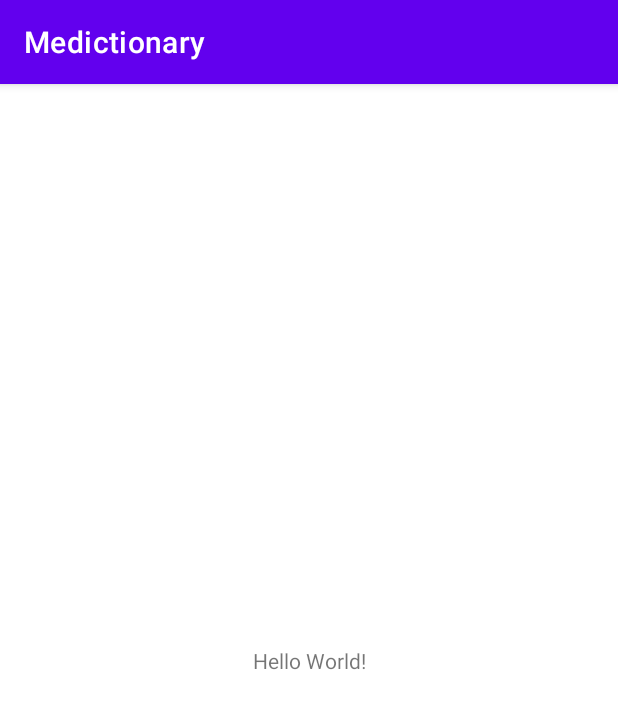
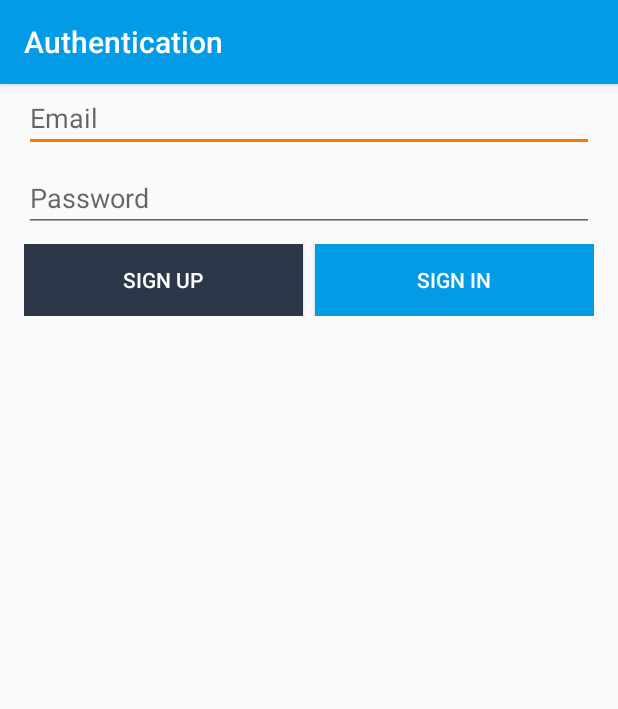
Before and after one commit to jy-977/ICT-medictionary, an Android app: the screen it shows after launch (MainActivity before the commit, AuthActivity after it), on a phone screen of 412 x 824 dp. Shown: the top 709 px of the screen. Run offline under Robolectric (Android 15) with nearby library versions, the phone set to English and light mode, and no system bars; our stand-ins replace Firebase (no records; nobody signed in at launch, a user with empty details on screens opened directly).

Commit message:
Firebase started. Log In with username and password DONE.

```diff
--- a/app/src/main/AndroidManifest.xml
+++ b/app/src/main/AndroidManifest.xml
@@ -9,7 +9,10 @@
         android:roundIcon="@mipmap/ic_launcher_round"
         android:supportsRtl="true"
         android:theme="@style/Theme.Medictionary">
-        <activity android:name=".MainActivity">
+        <activity android:name=".HomeActivity"></activity>
+        <activity
+            android:name=".AuthActivity"
+            android:theme="@style/SplashTheme">
             <intent-filter>
                 <action android:name="android.intent.action.MAIN" />
 
--- /dev/null
+++ b/app/src/main/java/com/example/medictionary/AuthActivity.kt
@@ -0,0 +1,86 @@
+package com.example.medictionary
+
+import android.content.Intent
+import androidx.appcompat.app.AppCompatActivity
+import android.os.Bundle
+import androidx.appcompat.app.AlertDialog
+import com.google.firebase.analytics.FirebaseAnalytics
+import com.google.firebase.ktx.Firebase
+import com.google.firebase.analytics.ktx.analytics
+import com.google.firebase.auth.FirebaseAuth
+import kotlinx.android.synthetic.main.activity_auth.*
+
+
+class AuthActivity : AppCompatActivity() {
+
+    private lateinit var firebaseAnalytics: FirebaseAnalytics
+
+    override fun onCreate(savedInstanceState: Bundle?) {
+
+        // Just to see the splash screen
+        // Not in production
+        Thread.sleep(1000)
+
+        setTheme(R.style.AppTheme)
+        super.onCreate(savedInstanceState)
+        setContentView(R.layout.activity_auth)
+
+        // Analytics Event
+        firebaseAnalytics = Firebase.analytics
+        val bundle = Bundle()
+        bundle.putString("message", "Firebase integration complete")
+        firebaseAnalytics.logEvent("InitScreen", bundle)
+
+        // Setup
+        setup()
+    }
+
+    private fun setup(){
+        title = "Authentication"
+
+        signUpButton.setOnClickListener {
+            if (emailEditText.text.isNotEmpty() && passwordEditText.text.isNotEmpty()){
+                FirebaseAuth.getInstance()
+                    .createUserWithEmailAndPassword(emailEditText.text.toString(),
+                        passwordEditText.text.toString()).addOnCompleteListener{
+                        if (it.isSuccessful){
+                            showHome(it.result?.user?.email ?:"", ProviderType.BASIC)
+                        } else {
+                            showAlert()
+                        }
+                    }
+            }
+        }
+
+        loginButton.setOnClickListener {
+            if (emailEditText.text.isNotEmpty() && passwordEditText.text.isNotEmpty()){
+                FirebaseAuth.getInstance()
+                    .signInWithEmailAndPassword(emailEditText.text.toString(),
+                        passwordEditText.text.toString()).addOnCompleteListener{
+                        if (it.isSuccessful){
+                            showHome(it.result?.user?.email ?:"", ProviderType.BASIC)
+                        } else {
+                            showAlert()
+                        }
+                    }
+            }
+        }
+    }
+
+    private fun showAlert() {
+        val builder = AlertDialog.Builder(this)
+        builder.setTitle("Error")
+        builder.setMessage("Error has ocurred authenticating user")
+        builder.setPositiveButton("Accept", null)
+        val dialog: AlertDialog = builder.create()
+        dialog.show()
+    }
+
+    private fun showHome(email: String, provider: ProviderType) {
+        val homeIntent = Intent(this, HomeActivity::class.java).apply {
+            putExtra("email", email)
+            putExtra("provider", provider.name)
+        }
+        startActivity(homeIntent)
+    }
+}
--- a/app/src/main/java/com/example/medictionary/MainActivity.kt
+++ /dev/null
@@ -1,11 +0,0 @@
-package com.example.medictionary
-
-import androidx.appcompat.app.AppCompatActivity
-import android.os.Bundle
-
-class MainActivity : AppCompatActivity() {
-    override fun onCreate(savedInstanceState: Bundle?) {
-        super.onCreate(savedInstanceState)
-        setContentView(R.layout.activity_main)
-    }
-}
--- /dev/null
+++ b/app/src/main/res/drawable/splashscreen.xml
@@ -0,0 +1,8 @@
+<?xml version="1.0" encoding="utf-8"?>
+<layer-list xmlns:android="http://schemas.android.com/apk/res/android">
+    <item android:drawable="@color/colorPrimary"/>
+    <item>
+        <bitmap android:src="@mipmap/ic_launcher"
+            android:gravity="center"/>
+    </item>
+</layer-list>
--- /dev/null
+++ b/app/src/main/res/layout/activity_auth.xml
@@ -0,0 +1,72 @@
+<?xml version="1.0" encoding="utf-8"?>
+<androidx.constraintlayout.widget.ConstraintLayout xmlns:android="http://schemas.android.com/apk/res/android"
+    xmlns:app="http://schemas.android.com/apk/res-auto"
+    xmlns:tools="http://schemas.android.com/tools"
+    android:layout_width="match_parent"
+    android:layout_height="match_parent"
+    tools:context=".AuthActivity">
+
+    <LinearLayout
+        android:layout_width="0dp"
+        android:layout_height="wrap_content"
+        android:layout_marginStart="16dp"
+        android:layout_marginEnd="16dp"
+        android:orientation="vertical"
+        app:layout_constraintEnd_toEndOf="parent"
+        app:layout_constraintStart_toStartOf="parent"
+        app:layout_constraintTop_toTopOf="parent">
+
+        <EditText
+            android:id="@+id/emailEditText"
+            android:layout_width="match_parent"
+            android:layout_height="wrap_content"
+            android:autofillHints=""
+            android:hint="Email"
+            android:inputType="textEmailAddress"
+            android:visibility="visible" />
+
+        <Space
+            android:layout_width="match_parent"
+            android:layout_height="8dp" />
+
+        <EditText
+            android:id="@+id/passwordEditText"
+            android:layout_width="match_parent"
+            android:layout_height="wrap_content"
+            android:ems="10"
+            android:hint="Password"
+            android:inputType="textPassword" />
+
+        <Space
+            android:layout_width="match_parent"
+            android:layout_height="8dp" />
+
+        <LinearLayout
+            android:layout_width="match_parent"
+            android:layout_height="match_parent"
+            android:orientation="horizontal">
+
+            <Button
+                android:id="@+id/signUpButton"
+                android:layout_width="wrap_content"
+                android:layout_height="wrap_content"
+                android:layout_weight="1"
+                android:background="@color/colorPrimaryDark"
+                android:text="Sign Up"
+                android:textColor="@android:color/white" />
+
+            <Space
+                android:layout_width="8dp"
+                android:layout_height="wrap_content" />
+
+            <Button
+                android:id="@+id/loginButton"
+                android:layout_width="wrap_content"
+                android:layout_height="wrap_content"
+                android:layout_weight="1"
+                android:background="@color/colorPrimary"
+                android:text="Sign In"
+                android:textColor="@android:color/white" />
+        </LinearLayout>
+    </LinearLayout>
+</androidx.constraintlayout.widget.ConstraintLayout>
--- a/app/src/main/res/layout/activity_main.xml
+++ /dev/null
@@ -1,18 +0,0 @@
-<?xml version="1.0" encoding="utf-8"?>
-<androidx.constraintlayout.widget.ConstraintLayout xmlns:android="http://schemas.android.com/apk/res/android"
-    xmlns:app="http://schemas.android.com/apk/res-auto"
-    xmlns:tools="http://schemas.android.com/tools"
-    android:layout_width="match_parent"
-    android:layout_height="match_parent"
-    tools:context=".MainActivity">
-
-    <TextView
-        android:layout_width="wrap_content"
-        android:layout_height="wrap_content"
-        android:text="Hello World!"
-        app:layout_constraintBottom_toBottomOf="parent"
-        app:layout_constraintLeft_toLeftOf="parent"
-        app:layout_constraintRight_toRightOf="parent"
-        app:layout_constraintTop_toTopOf="parent" />
-
-</androidx.constraintlayout.widget.ConstraintLayout>
--- a/app/src/main/res/values/colors.xml
+++ b/app/src/main/res/values/colors.xml
@@ -1,5 +1,9 @@
 <?xml version="1.0" encoding="utf-8"?>
 <resources>
+    <color name="colorPrimary">#039BE5</color>
+    <color name="colorPrimaryDark">#2C384A</color>
+    <color name="colorAccent">#F57C00</color>
+
     <color name="purple_200">#FFBB86FC</color>
     <color name="purple_500">#FF6200EE</color>
     <color name="purple_700">#FF3700B3</color>
--- /dev/null
+++ b/app/src/main/res/values/styles.xml
@@ -0,0 +1,15 @@
+<?xml version="1.0" encoding="utf-8"?>
+<resources>
+    <!-- Base application theme. -->
+    <style name="AppTheme" parent="Theme.AppCompat.Light.DarkActionBar">
+        <!-- Customize your theme here. -->
+        <item name="colorPrimary">@color/colorPrimary</item>
+        <item name="colorPrimaryDark"> @color/colorPrimaryDark</item>
+        <item name="colorAccent">@color/colorAccent</item>
+    </style>
+
+    <style name="SplashTheme" parent="AppTheme">
+        <item name="android:windowBackground">@drawable/splashscreen</item>
+    </style>
+
+</resources>
--- a/build.gradle
+++ b/build.gradle
@@ -8,7 +8,7 @@ buildscript {
     dependencies {
         classpath "com.android.tools.build:gradle:4.1.0"
         classpath "org.jetbrains.kotlin:kotlin-gradle-plugin:$kotlin_version"
-
+        classpath 'com.google.gms:google-services:4.3.4'
         // NOTE: Do not place your application dependencies here; they belong
         // in the individual module build.gradle files
     }
```
Also changed, not shown: app/build.gradle (+8 -0 lines), app/src/main/java/com/example/medictionary/HomeActivity.kt (added, +35 -0 lines), app/src/main/res/layout/activity_home.xml (added, +55 -0 lines), gradle/wrapper/gradle-wrapper.properties, 1 other file.
